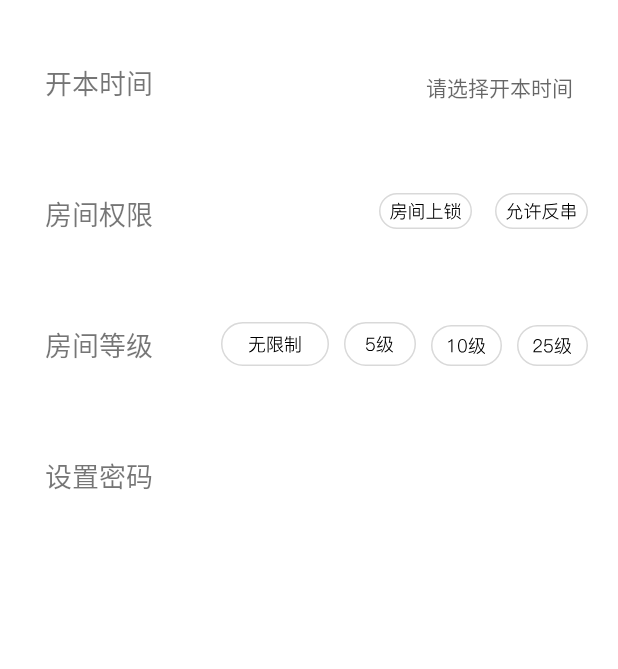
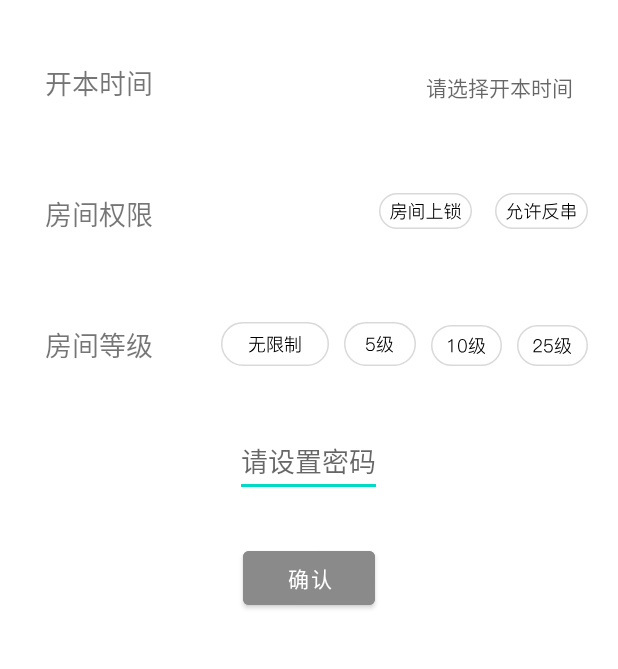
Before and after one commit to JackYuCN/ScriptKillingApp, an Android app: the AddScriptActivity screen opened directly, with no data from a screen before it, on a phone screen of 412 x 824 dp, the part 234-903 px from its top. Run offline under Robolectric (Android 15) with nearby library versions, the phone set to English and light mode, and no system bars; our stand-ins replace Firebase (no records; nobody signed in at launch, a user with empty details on screens opened directly).

Commit message:
1. fix bug in login activity(login may fail sometime) by adding a addOnCompleteListener 2. build the basic connection between AddScriptActivity and remote database

```diff
--- a/app/src/main/java/com/competition/scriptkillingapp/view/activity/AddScriptActivity.java
+++ b/app/src/main/java/com/competition/scriptkillingapp/view/activity/AddScriptActivity.java
@@ -1,5 +1,6 @@
 package com.competition.scriptkillingapp.view.activity;
 
+import android.annotation.SuppressLint;
 import android.app.DatePickerDialog;
 import android.graphics.Color;
 import android.os.Bundle;
@@ -10,6 +11,8 @@ import android.view.View;
 import android.view.ViewGroup;
 import android.view.Window;
 import android.view.WindowManager;
+import android.widget.Button;
+import android.widget.EditText;
 import android.widget.LinearLayout;
 import android.widget.NumberPicker;
 import android.widget.RelativeLayout;
@@ -20,7 +23,12 @@ import androidx.annotation.Nullable;
 import androidx.appcompat.app.AppCompatActivity;
 
 import com.competition.scriptkillingapp.R;
+import com.competition.scriptkillingapp.model.Room;
 import com.google.android.material.bottomsheet.BottomSheetDialog;
+import com.google.firebase.auth.FirebaseAuth;
+import com.google.firebase.auth.FirebaseUser;
+import com.google.firebase.database.DatabaseReference;
+import com.google.firebase.database.FirebaseDatabase;
 
 import java.util.ArrayList;
 import java.util.Calendar;
@@ -28,7 +36,13 @@ import java.util.Calendar;
 public class AddScriptActivity extends AppCompatActivity {
     final String TAG_CALENDAR = "CalendarCheck";
     final String TAG_ROLL = "RollCheck";
+    final String TAG_USER = "UserCheck";
+    final String URL = "https://scriptkillingapp-default-rtdb.asia-southeast1.firebasedatabase.app/";
     private TextView mTxtTimeHint;
+    private EditText mEdtTextPassword;
+    private Button mBtnConfirm;
+    private FirebaseAuth mAuth;
+    private DatabaseReference mDatabaseRef;
 
     @Override
     protected void onCreate(@Nullable Bundle savedInstanceState) {
@@ -36,12 +50,57 @@ public class AddScriptActivity extends AppCompatActivity {
         setContentView(R.layout.activity_add_script);
 
         mTxtTimeHint = findViewById(R.id.add_script_txtTimeHint);
+        mEdtTextPassword = findViewById(R.id.add_script_edtTextPassword);
+        mBtnConfirm = findViewById(R.id.add_script_btnConfirm);
+
+        mAuth = FirebaseAuth.getInstance();
+        assert mAuth != null;
+        mDatabaseRef = FirebaseDatabase.getInstance(URL).getReference();
+        assert mDatabaseRef != null;
 
         initWindow();
         initListener();
     }
 
     private void initListener() {
+        initBottomSheetListener();
+        mBtnConfirm.setOnClickListener(new View.OnClickListener() {
+            @Override
+            public void onClick(View v) {
+                if (mBtnConfirm.getText().toString().equals("")) {
+                    Toast.makeText(AddScriptActivity.this, "请输入密码", Toast.LENGTH_SHORT).show();
+                } else if (mTxtTimeHint.getText().toString().equals("")) {
+                    Toast.makeText(AddScriptActivity.this, "请选择时间", Toast.LENGTH_SHORT).show();
+                } else {
+                    Log.d(TAG_USER, "user clicked button");
+                    Room room = new Room(
+                            mEdtTextPassword.getText().toString(),
+                            mTxtTimeHint.getText().toString()
+                    );
+                    FirebaseUser user= mAuth.getCurrentUser();
+                    if (user != null) {
+                        String UID = user.getUid();
+                        mDatabaseRef.child("rooms").child(UID).setValue(room);
+                        Log.d(TAG_USER, "set value success");
+                    } else {
+                        Log.e(TAG_USER, "user is null!");
+                    }
+                }
+            }
+        });
+    }
+
+    private void initWindow() {
+        //设置顶部框透明
+        Window window = getWindow();
+        window.clearFlags(WindowManager.LayoutParams.FLAG_TRANSLUCENT_STATUS);
+        window.getDecorView().setSystemUiVisibility(View.SYSTEM_UI_FLAG_LAYOUT_FULLSCREEN | View.SYSTEM_UI_FLAG_LAYOUT_STABLE);
+        window.addFlags(WindowManager.LayoutParams.FLAG_DRAWS_SYSTEM_BAR_BACKGROUNDS);
+        window.setStatusBarColor(Color.TRANSPARENT);
+        window.getDecorView().setSystemUiVisibility(View.SYSTEM_UI_FLAG_LAYOUT_FULLSCREEN | View.SYSTEM_UI_FLAG_LIGHT_STATUS_BAR);
+    }
+
+    private void initBottomSheetListener() {
         mTxtTimeHint.setOnClickListener(new View.OnClickListener() {
             @Override
             public void onClick(View v) {
@@ -90,7 +149,6 @@ public class AddScriptActivity extends AppCompatActivity {
                 String[] NullArray = {"您已选择即开"};
                 String[] TypeArray = {"即开", "上午场", "下午场", "晚场", "修仙场"};
                 String[] NullTimeArray = {"当前时段不可选"};
-                String min = new String();
                 int morningStart = 6;
                 int afternoonStart = 12;
                 int nightStart = 18;
@@ -100,6 +158,7 @@ public class AddScriptActivity extends AppCompatActivity {
                 String[] TimeNightArray = new String[12];
                 String[] TimeMidNightArray = new String[12];
                 for (int i = 0; i < TimeMidNightArray.length; i++) {
+                    String min;
                     if (i % 2 == 0)
                         min = "00";
                     else
@@ -269,14 +328,4 @@ public class AddScriptActivity extends AppCompatActivity {
             }
         });
     }
-
-    private void initWindow() {
-        //设置顶部框透明
-        Window window = getWindow();
-        window.clearFlags(WindowManager.LayoutParams.FLAG_TRANSLUCENT_STATUS);
-        window.getDecorView().setSystemUiVisibility(View.SYSTEM_UI_FLAG_LAYOUT_FULLSCREEN | View.SYSTEM_UI_FLAG_LAYOUT_STABLE);
-        window.addFlags(WindowManager.LayoutParams.FLAG_DRAWS_SYSTEM_BAR_BACKGROUNDS);
-        window.setStatusBarColor(Color.TRANSPARENT);
-        window.getDecorView().setSystemUiVisibility(View.SYSTEM_UI_FLAG_LAYOUT_FULLSCREEN | View.SYSTEM_UI_FLAG_LIGHT_STATUS_BAR);
-    }
 }
--- a/app/src/main/java/com/competition/scriptkillingapp/view/fragment/MyFragment.java
+++ b/app/src/main/java/com/competition/scriptkillingapp/view/fragment/MyFragment.java
@@ -14,6 +14,7 @@ import androidx.fragment.app.Fragment;
 import com.competition.scriptkillingapp.R;
 import com.competition.scriptkillingapp.view.activity.LogInActivity;
 import com.competition.scriptkillingapp.view.activity.MainActivity;
+import com.google.firebase.auth.FirebaseAuth;
 
 public class MyFragment extends Fragment {
     private View view;
@@ -36,6 +37,10 @@ public class MyFragment extends Fragment {
         mtxtViewSignOut.setOnClickListener(new View.OnClickListener() {
             @Override
             public void onClick(View v) {
+                // 退出登录
+                FirebaseAuth Auth = FirebaseAuth.getInstance();
+                Auth.signOut();
+
                 Intent intent = new Intent(getContext(), LogInActivity.class);
                 startActivity(intent);
             }
--- a/app/src/main/res/layout/activity_add_script.xml
+++ b/app/src/main/res/layout/activity_add_script.xml
@@ -134,14 +134,25 @@
         android:layout_marginEnd="10dp"
         android:layout_marginTop="50dp" />
 
-    <TextView
-        android:id="@+id/add_script_setPassword"
+    <EditText
+        android:id="@+id/add_script_edtTextPassword"
         android:layout_width="wrap_content"
         android:layout_height="wrap_content"
-        android:text="设置密码"
+        android:hint="请设置密码"
         android:textSize="18sp"
+        android:inputType="number"
         android:layout_below="@id/add_script_roomLevel"
-        android:layout_marginStart="20dp"
-        android:layout_marginTop="60dp" />
+        android:layout_centerHorizontal="true"
+        android:layout_marginTop="40dp" />
+
+    <Button
+        android:id="@+id/add_script_btnConfirm"
+        android:layout_width="wrap_content"
+        android:layout_height="wrap_content"
+        android:layout_below="@id/add_script_edtTextPassword"
+        android:layout_centerHorizontal="true"
+        android:text="确认"
+        android:backgroundTint="@color/gray"
+        android:layout_marginTop="30dp" />
 
 </RelativeLayout>
```
Also changed, not shown: app/src/main/java/com/competition/scriptkillingapp/model/Room.java (added, +45 -0 lines), app/src/main/java/com/competition/scriptkillingapp/view/activity/LogInActivity.java (+20 -22 lines).
